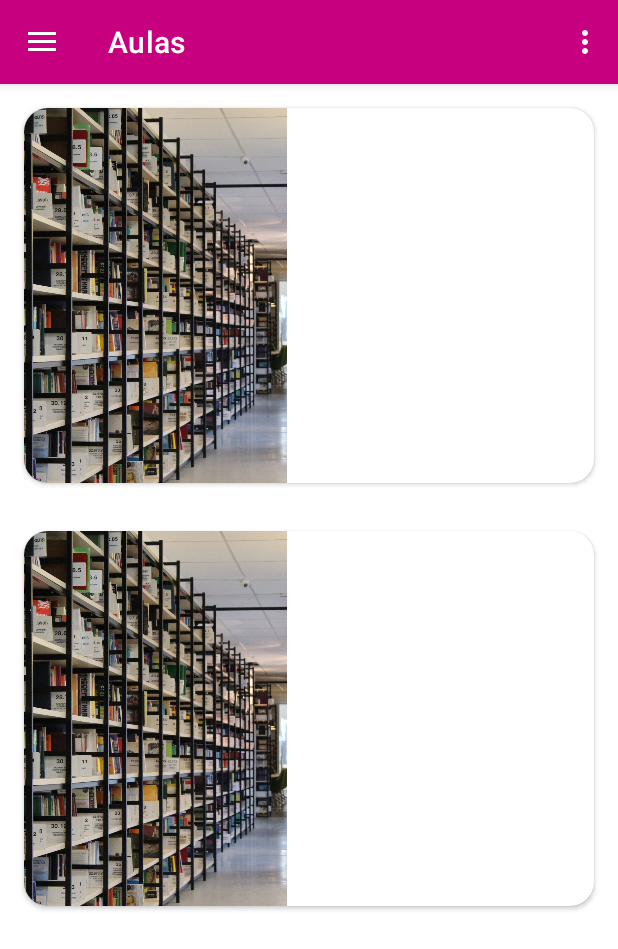
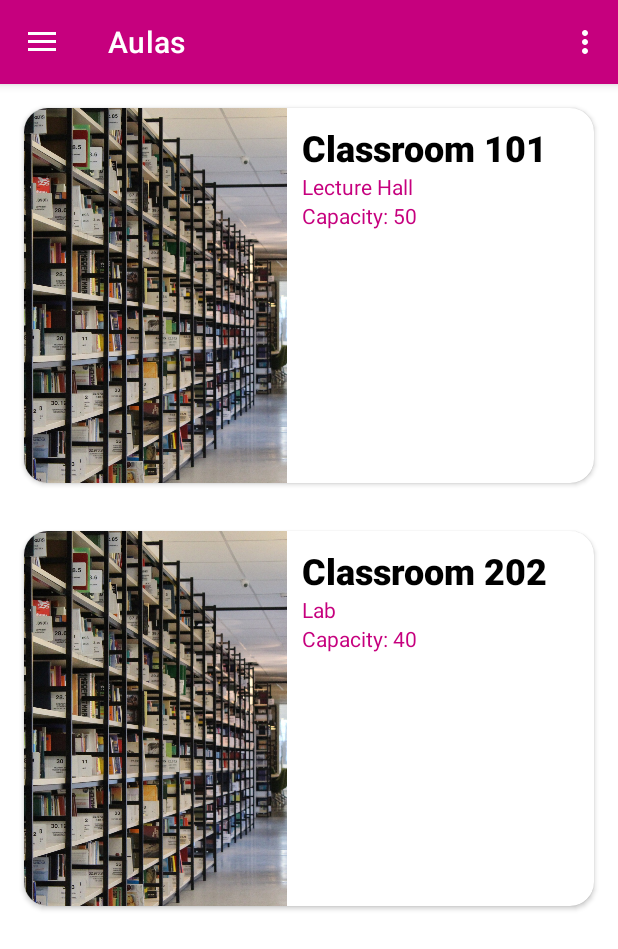
Before and after one commit to ikergcalvino/BiblioFinder, an Android app: the screen it shows after launch (MainActivity), in the side drawer, after a tap on "Aulas", on a phone screen of 412 x 824 dp. Shown: the top 949 px of the screen. Run offline under Robolectric (Android 15) with nearby library versions, the phone set to English and light mode, and no system bars; our stand-ins replace navigation-ui.

Commit message:
Arreglados errores en las vistas

```diff
--- a/app/build.gradle.kts
+++ b/app/build.gradle.kts
@@ -42,6 +42,7 @@ dependencies {
     implementation("androidx.core:core-ktx:1.10.1")
     implementation("androidx.appcompat:appcompat:1.6.1")
     implementation("com.google.android.material:material:1.9.0")
+    implementation("androidx.cardview:cardview:1.0.0")
     implementation("androidx.constraintlayout:constraintlayout:2.1.4")
     implementation("androidx.lifecycle:lifecycle-livedata-ktx:2.6.1")
     implementation("androidx.lifecycle:lifecycle-viewmodel-ktx:2.6.1")
--- a/app/src/main/kotlin/com/tfg/bibliofinder/ui/classroom/ClassroomAdapter.kt
+++ b/app/src/main/kotlin/com/tfg/bibliofinder/ui/classroom/ClassroomAdapter.kt
@@ -13,9 +13,9 @@ class ClassroomAdapter(
 ) : RecyclerView.Adapter<ClassroomAdapter.ClassroomViewHolder>() {
 
     inner class ClassroomViewHolder(itemView: View) : RecyclerView.ViewHolder(itemView) {
-        var classroomName: TextView = itemView.findViewById(R.id.library_name)
-        var classroomCapacity: TextView = itemView.findViewById(R.id.library_capacity)
-        var classroomType: TextView = itemView.findViewById(R.id.library_schedule)
+        var classroomName: TextView = itemView.findViewById(R.id.classroom_name)
+        var classroomCapacity: TextView = itemView.findViewById(R.id.classroom_capacity)
+        var classroomType: TextView = itemView.findViewById(R.id.classroom_type)
     }
 
     override fun getItemCount(): Int {
--- a/app/src/main/kotlin/com/tfg/bibliofinder/ui/classroom/ClassroomFragment.kt
+++ b/app/src/main/kotlin/com/tfg/bibliofinder/ui/classroom/ClassroomFragment.kt
@@ -27,8 +27,7 @@ class ClassroomFragment : Fragment() {
         container: ViewGroup?,
         savedInstanceState: Bundle?
     ): View {
-        val classroomViewModel =
-            ViewModelProvider(this)[ClassroomViewModel::class.java]
+        val classroomViewModel = ViewModelProvider(this)[ClassroomViewModel::class.java]
 
         _binding = FragmentClassroomBinding.inflate(inflater, container, false)
         val root: View = binding.root
@@ -37,11 +36,13 @@ class ClassroomFragment : Fragment() {
         recyclerView.setHasFixedSize(true)
         val linearLayoutManager = LinearLayoutManager(requireContext())
         recyclerView.layoutManager = linearLayoutManager
-        initializeData()
+
         adapter = ClassroomAdapter(classrooms) { classroom ->
             // Handle item click here if needed
         }
         recyclerView.adapter = adapter
+
+        initializeData()
 
         return root
     }
--- a/app/src/main/kotlin/com/tfg/bibliofinder/ui/library/LibraryFragment.kt
+++ b/app/src/main/kotlin/com/tfg/bibliofinder/ui/library/LibraryFragment.kt
@@ -34,11 +34,13 @@ class LibraryFragment : Fragment() {
         recyclerView.setHasFixedSize(true)
         val linearLayoutManager = LinearLayoutManager(requireContext())
         recyclerView.layoutManager = linearLayoutManager
-        initializeData()
+
         adapter = LibraryAdapter(libraries) { library ->
             // Handle item click here if needed
         }
         recyclerView.adapter = adapter
+
+        initializeData()
 
         return root
     }
```
